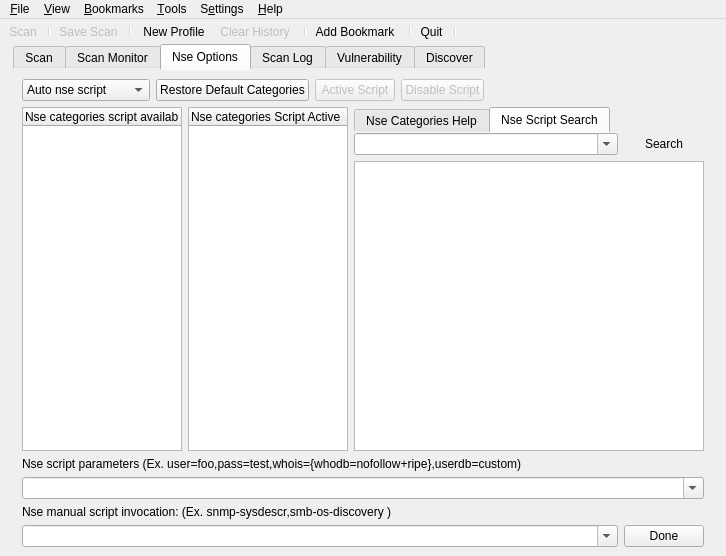
Above: src/app/mainwin.ui from nmapsi4/nmapsi4 before the change. Below: the same form after it.
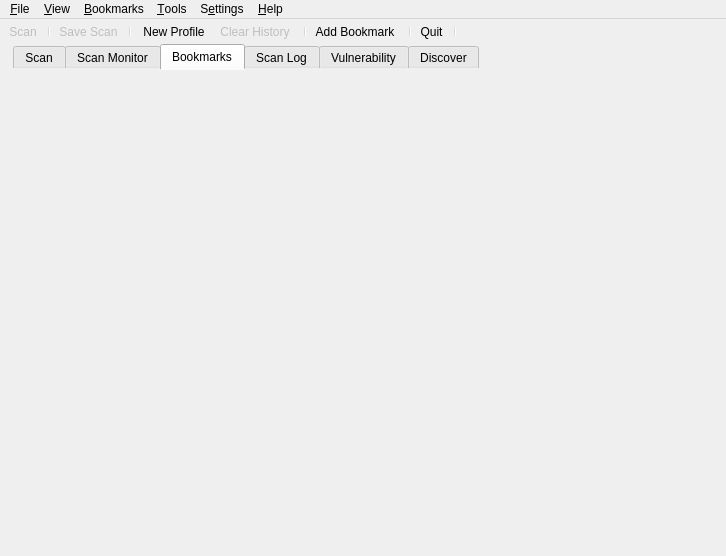
That is the form after the change. The open tabs and pages were chosen to show the change. Icons and pictures are not drawn.

Commit message: moved nse from mainwin to profilerManager.

```diff
--- a/src/app/mainwin.ui
+++ b/src/app/mainwin.ui
@@ -1091,264 +1091,9 @@
          <normaloff>:/images/images/viewmag+.png</normaloff>:/images/images/viewmag+.png</iconset>
        </attribute>
        <attribute name="title">
-        <string>Nse Options</string>
+        <string>Bookmarks</string>
        </attribute>
-       <layout class="QGridLayout" name="gridLayout_6">
-        <item row="0" column="0" colspan="3">
-         <layout class="QHBoxLayout" name="horizontalLayout_21">
-          <item>
-           <widget class="QComboBox" name="nseComboScript">
-            <item>
-             <property name="text">
-              <string>Auto nse script</string>
-             </property>
-            </item>
-            <item>
-             <property name="text">
-              <string>Custom nse script</string>
-             </property>
-            </item>
-           </widget>
-          </item>
-          <item>
-           <widget class="QPushButton" name="nseResetBut">
-            <property name="text">
-             <string>Restore Default Categories</string>
-            </property>
-            <property name="icon">
-             <iconset resource="../../mainwin.qrc">
-              <normaloff>:/images/images/flag_yellow.png</normaloff>:/images/images/flag_yellow.png</iconset>
-            </property>
-           </widget>
-          </item>
-          <item>
-           <widget class="QPushButton" name="nseActiveBut">
-            <property name="enabled">
-             <bool>false</bool>
-            </property>
-            <property name="text">
-             <string>Active Script</string>
-            </property>
-            <property name="icon">
-             <iconset resource="../../mainwin.qrc">
-              <normaloff>:/images/images/flag_green.png</normaloff>:/images/images/flag_green.png</iconset>
-            </property>
-            <property name="flat">
-             <bool>false</bool>
-            </property>
-           </widget>
-          </item>
-          <item>
-           <widget class="QPushButton" name="nseRemoveBut">
-            <property name="enabled">
-             <bool>false</bool>
-            </property>
-            <property name="text">
-             <string>Disable Script</string>
-            </property>
-            <property name="icon">
-             <iconset resource="../../mainwin.qrc">
-              <normaloff>:/images/images/flag_red.png</normaloff>:/images/images/flag_red.png</iconset>
-            </property>
-           </widget>
-          </item>
-          <item>
-           <spacer name="horizontalSpacer_6">
-            <property name="orientation">
-             <enum>Qt::Horizontal</enum>
-            </property>
-            <property name="sizeHint" stdset="0">
-             <size>
-              <width>0</width>
-              <height>0</height>
-             </size>
-            </property>
-           </spacer>
-          </item>
-         </layout>
-        </item>
-        <item row="1" column="0">
-         <widget class="QTreeWidget" name="nseTreeAvail">
-          <property name="alternatingRowColors">
-           <bool>true</bool>
-          </property>
-          <property name="rootIsDecorated">
-           <bool>false</bool>
-          </property>
-          <column>
-           <property name="text">
-            <string>Nse categories script available</string>
-           </property>
-          </column>
-         </widget>
-        </item>
-        <item row="1" column="1">
-         <widget class="QTreeWidget" name="nseTreeActive">
-          <property name="alternatingRowColors">
-           <bool>true</bool>
-          </property>
-          <property name="rootIsDecorated">
-           <bool>false</bool>
-          </property>
-          <column>
-           <property name="text">
-            <string>Nse categories Script Active</string>
-           </property>
-          </column>
-         </widget>
-        </item>
-        <item row="1" column="2">
-         <widget class="QTabWidget" name="tabNseHelp">
-          <property name="minimumSize">
-           <size>
-            <width>350</width>
-            <height>0</height>
-           </size>
-          </property>
-          <property name="currentIndex">
-           <number>0</number>
-          </property>
-          <widget class="QWidget" name="tab_9">
-           <attribute name="icon">
-            <iconset resource="../../mainwin.qrc">
-             <normaloff>:/images/images/book2.png</normaloff>:/images/images/book2.png</iconset>
-           </attribute>
-           <attribute name="title">
-            <string>Nse Categories Help</string>
-           </attribute>
-           <layout class="QHBoxLayout" name="horizontalLayout_3">
-            <property name="margin">
-             <number>0</number>
-            </property>
-            <item>
-             <widget class="QTextBrowser" name="nseTextHelp">
-              <property name="minimumSize">
-               <size>
-                <width>0</width>
-                <height>0</height>
-               </size>
-              </property>
-              <property name="frameShape">
-               <enum>QFrame::StyledPanel</enum>
-              </property>
-             </widget>
-            </item>
-           </layout>
-          </widget>
-          <widget class="QWidget" name="tab_10">
-           <attribute name="icon">
-            <iconset resource="../../mainwin.qrc">
-             <normaloff>:/images/images/book.png</normaloff>:/images/images/book.png</iconset>
-           </attribute>
-           <attribute name="title">
-            <string>Nse Script Search</string>
-           </attribute>
-           <layout class="QVBoxLayout" name="verticalLayout_20">
-            <property name="margin">
-             <number>0</number>
-            </property>
-            <item>
-             <layout class="QHBoxLayout" name="horizontalLayout_24">
-              <item>
-               <widget class="QComboBox" name="comboScriptHelp">
-                <property name="editable">
-                 <bool>true</bool>
-                </property>
-               </widget>
-              </item>
-              <item>
-               <widget class="QPushButton" name="searchButtHelp">
-                <property name="sizePolicy">
-                 <sizepolicy hsizetype="Fixed" vsizetype="Fixed">
-                  <horstretch>0</horstretch>
-                  <verstretch>0</verstretch>
-                 </sizepolicy>
-                </property>
-                <property name="text">
-                 <string>Search</string>
-                </property>
-                <property name="icon">
-                 <iconset resource="../../mainwin.qrc">
-                  <normaloff>:/images/images/viewmag.png</normaloff>:/images/images/viewmag.png</iconset>
-                </property>
-                <property name="flat">
-                 <bool>true</bool>
-                </property>
-               </widget>
-              </item>
-             </layout>
-            </item>
-            <item>
-             <widget class="QTextBrowser" name="textScriptHelp"/>
-            </item>
-           </layout>
-          </widget>
-         </widget>
-        </item>
-        <item row="2" column="0" colspan="3">
-         <layout class="QVBoxLayout" name="verticalLayout_19">
-          <item>
-           <widget class="QLabel" name="label_13">
-            <property name="toolTip">
-             <string notr="true"/>
-            </property>
-            <property name="text">
-             <string>Nse script parameters (Ex. user=foo,pass=test,whois={whodb=nofollow+ripe},userdb=custom)</string>
-            </property>
-           </widget>
-          </item>
-          <item>
-           <widget class="QComboBox" name="comboNsePar">
-            <property name="editable">
-             <bool>true</bool>
-            </property>
-           </widget>
-          </item>
-         </layout>
-        </item>
-        <item row="3" column="0" colspan="3">
-         <layout class="QVBoxLayout" name="verticalLayout_15">
-          <item>
-           <widget class="QLabel" name="label_11">
-            <property name="toolTip">
-             <string notr="true"/>
-            </property>
-            <property name="text">
-             <string>Nse manual script invocation: (Ex. snmp-sysdescr,smb-os-discovery )</string>
-            </property>
-           </widget>
-          </item>
-          <item>
-           <layout class="QHBoxLayout" name="horizontalLayout_5">
-            <item>
-             <widget class="QComboBox" name="comboNseInv">
-              <property name="editable">
-               <bool>true</bool>
-              </property>
-             </widget>
-            </item>
-            <item>
-             <widget class="QPushButton" name="nseFixedSButt">
-              <property name="sizePolicy">
-               <sizepolicy hsizetype="Fixed" vsizetype="Fixed">
-                <horstretch>0</horstretch>
-                <verstretch>0</verstretch>
-               </sizepolicy>
-              </property>
-              <property name="text">
-               <string>Done</string>
-              </property>
-              <property name="icon">
-               <iconset resource="../../mainwin.qrc">
-                <normaloff>:/images/images/flag_green.png</normaloff>:/images/images/flag_green.png</iconset>
-              </property>
-             </widget>
-            </item>
-           </layout>
-          </item>
-         </layout>
-        </item>
-       </layout>
+       <layout class="QGridLayout" name="gridLayout_6"/>
       </widget>
       <widget class="QWidget" name="tabLog">
        <attribute name="icon">
```
Left out of the diff: 6 changed lines with no effect on the pictures. The commit also changes 14 other files.
